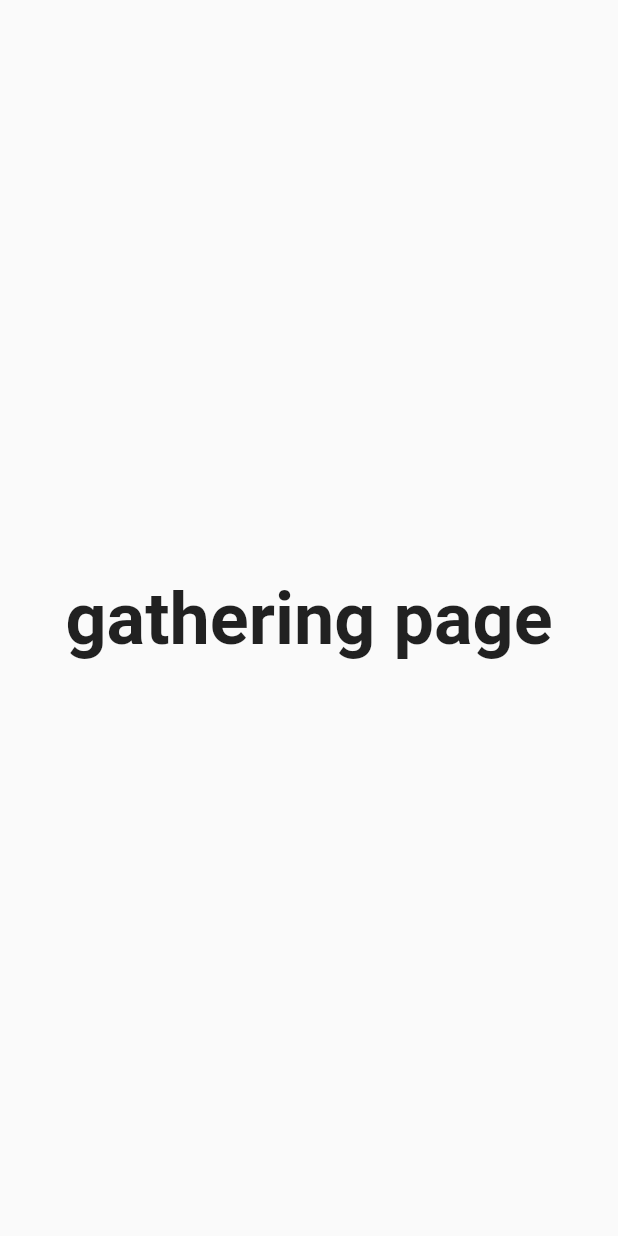
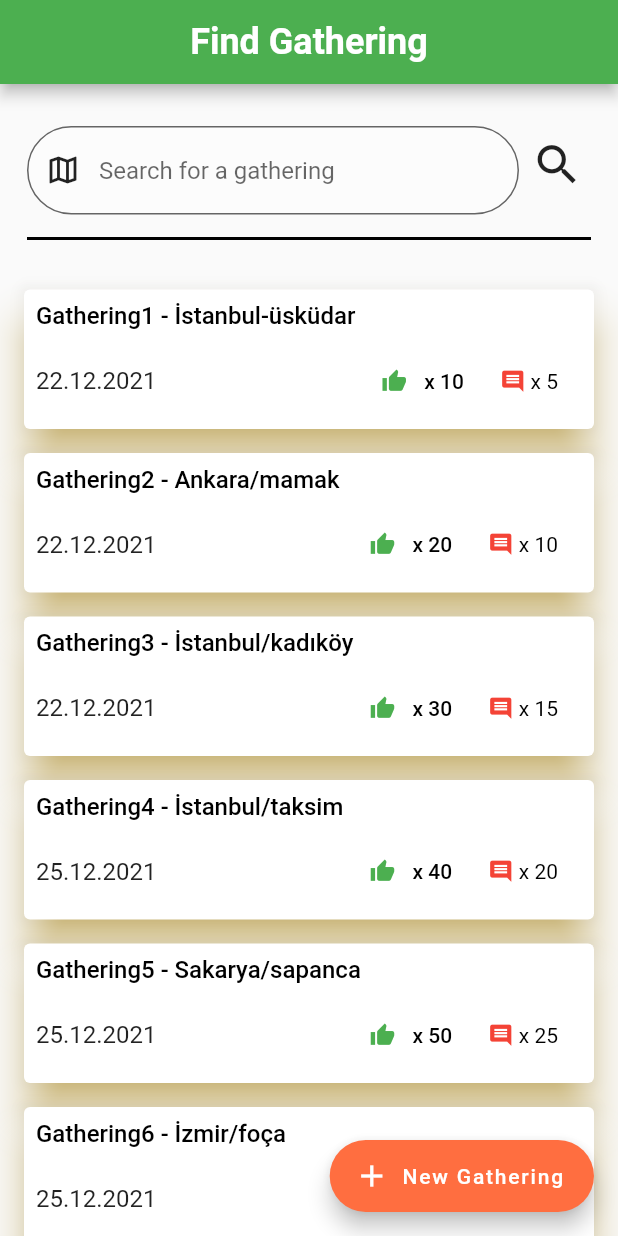
Before and after one commit to YagizalpEkici/pet_P_24Aralik, a Flutter app: the gathering screen opened directly, on a phone screen of 412 x 824 dp. Run offline on Flutter 3.47's test engine with Material 2 defaults, Android fonts, the phone set to English and light mode, and no system bars; our stand-ins replace after_layout, cloud_firestore, email_validator, firebase_analytics, firebase_auth, firebase_core and 6 more; missing offline and left inert: foldable_sidebar; accounts and stored records are empty; network calls fail.

Commit message:
gatherin sayfası eklendi

```diff
--- a/lib/main.dart
+++ b/lib/main.dart
@@ -2,6 +2,7 @@ import 'package:firebase_analytics/observer.dart';
 import 'package:flutter/material.dart';
 import 'package:pet_project/profileAppBarPages/editProfile.dart';
 import 'package:pet_project/profileAppBarPages/friendshipRequests.dart';
+import 'package:pet_project/routes/GenerateGathering.dart';
 
 import 'package:pet_project/routes/walkthrough.dart';
 import 'package:pet_project/utils/colors.dart';
@@ -155,6 +156,7 @@ class _MyFirebaseAppState extends State<MyFirebaseApp> {
         '/friendshipRequests': (context) => friendshipRequests(),
         '/editProfile': (context) => editProfile(),
         '/createPetProfile': (context) => createPet(),
+        '/gatherings': (context) => gatherings(),
 
       },
     )
--- a/lib/routes/gathering.dart
+++ b/lib/routes/gathering.dart
@@ -1,19 +1,149 @@
 import 'package:flutter/material.dart';
+import 'package:pet_project/unfinished_proifle_and_feed/post.dart';
+import 'package:pet_project/utils/colors.dart';
+import 'package:pet_project/utils/dimensions.dart';
+import 'package:pet_project/unfinished_proifle_and_feed/post_tile.dart';
+import 'package:pet_project/routes/GenerateGathering.dart';
+import 'package:pet_project/unfinished_proifle_and_feed/post.dart';
 
-class gathering extends StatelessWidget {
+class gathering extends StatefulWidget {
   const gathering({Key? key}) : super(key: key);
+
+  @override
+  State<gathering> createState() => _gatheringState();
+}
+
+class _gatheringState extends State<gathering> {
+  final _formKey = GlobalKey<FormState>();
+  List<Post> myPosts = [
+    Post(text: 'Gathering1 - İstanbul-üsküdar', date: '22.12.2021', likeCount: 10, commentCount: 5),
+    Post(text: 'Gathering2 - Ankara/mamak', date: '22.12.2021', likeCount: 20, commentCount: 10),
+    Post(text: 'Gathering3 - İstanbul/kadıköy', date: '22.12.2021', likeCount: 30, commentCount: 15),
+    Post(text: 'Gathering4 - İstanbul/taksim', date: '25.12.2021', likeCount: 40, commentCount: 20),
+    Post(text: 'Gathering5 - Sakarya/sapanca', date: '25.12.2021', likeCount: 50, commentCount: 25),
+    Post(text: 'Gathering6 - İzmir/foça', date: '25.12.2021', likeCount: 60, commentCount: 30),
+    Post(text: 'Gathering7 - İstanbul/şişli', date: '22.12.2021', likeCount: 30, commentCount: 15),
+    Post(text: 'Gathering8 - İstanbul/sarıyer', date: '25.12.2021', likeCount: 40, commentCount: 20),
+    Post(text: 'Gathering9 - Ankara/keçiören', date: '25.12.2021', likeCount: 50, commentCount: 25),
+    Post(text: 'Gathering10 - İstanbul/beşiktaş', date: '25.12.2021', likeCount: 60, commentCount: 30),
+  ];
+  String searchedGathering = "";
+
+  void buttonPressed() {
+    Navigator.pushNamed(context, '/gatherings');
+  }
 
   @override
   Widget build(BuildContext context) {
     return Scaffold(
-      body: Center(
-        child: Text(
-          'gathering page',
+      appBar: AppBar(
+        title: Text(
+          'Find Gathering',
           style: TextStyle(
-            fontSize: 48,
-            fontWeight: FontWeight.bold,
+            fontSize: 24,
+            fontWeight: FontWeight.w600,
           ),
         ),
+        centerTitle: true,
+        backgroundColor: Colors.green,
+        automaticallyImplyLeading: false,
+      ),
+      body: SingleChildScrollView(
+        child: Column(
+          children: [
+            Padding(
+              padding: const EdgeInsets.all(8.0),
+              child: Form(
+                key: _formKey,
+                child: Padding(
+                  padding: const EdgeInsets.fromLTRB(10, 20, 10, 10),
+                  child: Column(
+                    children: [
+                      Row(
+                        mainAxisAlignment: MainAxisAlignment.center,
+                        crossAxisAlignment: CrossAxisAlignment.start,
+                        children: [
+                          Expanded(
+                            child:TextFormField(
+                              validator: (value) {
+                                if (value!.length == 0) {
+                                  return "Enter a location";
+                                }
+                                return null;
+                              },
+                              decoration: InputDecoration(
+                                fillColor: Colors.white30,
+                                filled: true,
+                                prefixIcon: Padding(
+                                  padding: EdgeInsets.all(0.0),
+                                  child: Icon(
+                                    Icons.map_outlined,
+                                    color: Colors.black87,
+                                  ), // icon is 48px widget.
+                                ),
+                                hintText: "Search for a gathering",
+                                border: OutlineInputBorder(
+                                  borderSide: BorderSide(
+                                    color: Colors.black87,
+                                  ),
+                                  borderRadius: Dimen.Border,
+                                ),
+                              ),
+                              onChanged: (value){
+                                searchedGathering = value;
+                              },
+                            ),
+                          ),
+                          IconButton(onPressed: () {
+                            print('Button pressed');
+                            if (_formKey.currentState!.validate()) {
+                              print('Everything is good o go!');
+                              print(searchedGathering);
+                            } else {
+                              print('Something wrong!');
+                            }
+                          },
+                            icon: Icon(
+                              Icons.search,
+                              size: 35,
+                            ),
+                          ),
+                        ],
+                      ),
+                      SizedBox(height: 8,),
+                      Divider(thickness: 2,color: Colors.black,
+                      ),
+                    ],
+                  ),
+                ),
+              ),
+            ),
+            Padding(
+              padding: const EdgeInsets.symmetric(horizontal: 16),
+              child: Column(
+                children: myPosts.map(
+                        (post) =>
+                        PostTile(
+                          post: post,
+                          incrementLike: () {
+                            setState(() {
+                              post.likeCount++;
+                            });
+                          },
+                        )
+                ).toList(),
+              ),
+            ),
+          ],
+        ),
+      ),
+      floatingActionButton: FloatingActionButton.extended(
+        onPressed: () {
+          buttonPressed();
+        },
+        label: Text('New Gathering'),
+        icon: Icon(Icons.add),
+        backgroundColor: Colors.deepOrangeAccent,
       ),
     );
   }
--- a/lib/unfinished_proifle_and_feed/post_tile.dart
+++ b/lib/unfinished_proifle_and_feed/post_tile.dart
@@ -1,6 +1,5 @@
 import 'package:flutter/material.dart';
 import 'package:flutter/services.dart';
-import 'package:pet_project/unfinished_proifle_and_feed/post.dart';
 import 'package:provider/provider.dart';
 import 'package:email_validator/email_validator.dart';
 import 'package:flutter/cupertino.dart';
@@ -16,16 +15,15 @@ import 'package:firebase_auth/firebase_auth.dart';
 import 'package:pet_project/routes/createPetProfile.dart';
 import 'package:pet_project/routes/homePage.dart';
 import 'package:foldable_sidebar/foldable_sidebar.dart';
+import 'package:pet_project/unfinished_proifle_and_feed/post.dart';
 
 class PostTile extends StatelessWidget {
 
   final Post post;
-  final VoidCallback delete;
   final VoidCallback incrementLike;
 
   const PostTile({
     required this.post,
-    required this.delete,
     required this.incrementLike
   });
 
@@ -34,7 +32,7 @@ class PostTile extends StatelessWidget {
     return Card(
       margin: EdgeInsets.symmetric(vertical: 8),
       shadowColor: Colors.amber,
-      elevation: 8,
+      elevation: 12,
       child: Padding(
         padding: EdgeInsets.all(8),
         child: Column(
@@ -44,6 +42,11 @@ class PostTile extends StatelessWidget {
               padding: const EdgeInsets.only(bottom: 10),
               child: Text(
                 post.text,
+                style: TextStyle(
+                  fontSize: 16,
+                  fontWeight: FontWeight.w500,
+                  color: Colors.black,
+                ),
                 //style: kCardTextLabel,
               ),
             ),
@@ -52,7 +55,10 @@ class PostTile extends StatelessWidget {
               children: [
                 Text(
                   post.date,
-                  //style: kSubtitleLabel,
+                  style: TextStyle(
+                    fontSize: 16,
+                    fontWeight: FontWeight.w400,
+                  ),
                 ),
 
                 Spacer(),
@@ -61,51 +67,35 @@ class PostTile extends StatelessWidget {
                   onPressed: incrementLike,
                   icon: Icon(
                     Icons.thumb_up,
-                    color: Colors.amber,
-                    size: 14,
+                    color: Colors.green,
+                    size: 17,
                   ),
                   label: Text(
                     ' x ${post.likeCount}',
+                    style: TextStyle(
+                      color: Colors.black,
+                    ),
                     //style: kSubtitleLabel,
                   ),
                 ),
-                /*
-                Icon(
-                  Icons.thumb_up,
-                  color: AppColors.primaryColor,
-                  size: 14,
-                ),
-                Text(
-                  ' x ${post.likeCount}',
-                  style: kSubtitleLabel,
-                ),
-                 */
 
                 SizedBox(width: 16,),
 
                 Icon(
                   Icons.comment,
-                  size: 14,
-                  color: Colors.amber,
+                  size: 17,
+                  color: Colors.red,
                 ),
 
                 Text(
                   ' x ${post.commentCount}',
+                  style: TextStyle(
+                    color: Colors.black,
+                  ),
                   //style: kSubtitleLabel,
                 ),
 
                 SizedBox(width: 16,),
-
-                IconButton(
-                  onPressed: delete,
-                  padding: EdgeInsets.all(0),
-                  iconSize: 14,
-                  splashRadius: 24,
-                  color: Colors.red,
-                  icon: Icon(
-                    Icons.delete,
-                  ),
-                ),
               ],
             ),
           ],
```
Also changed, not shown: lib/routes/GenerateGathering.dart (added, +32 -0 lines).
